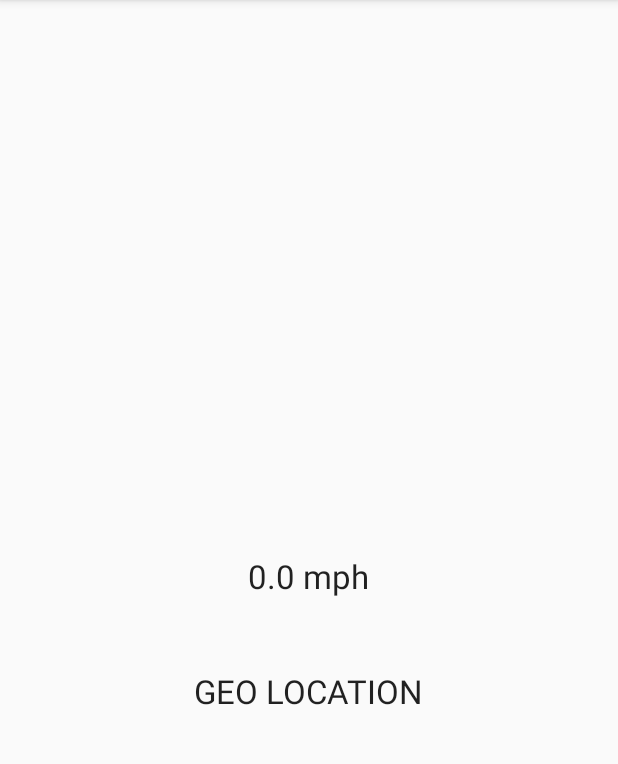
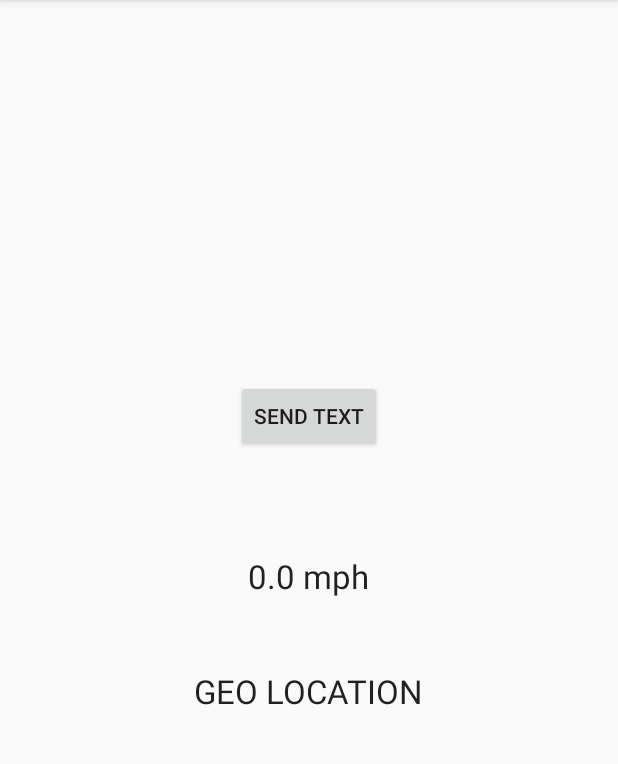
Before and after one commit to gadgettdx/thenewestangel, an Android app: the screen it shows after launch (MainActivity), on a phone screen of 412 x 824 dp, the part 84-848 px from its top. Run offline under Robolectric (Android 15) with nearby library versions, the phone set to English and light mode, and no system bars; 1 statement that could not run was skipped.

Commit message:
Added a text message feature that when you press the button it will send a text to Cliff and I with your geo location... Dont send too many or try to be funny with it SAM! lol

```diff
--- a/app/src/main/AndroidManifest.xml
+++ b/app/src/main/AndroidManifest.xml
@@ -4,6 +4,7 @@
     <uses-permission android:name="android.permission.ACCESS_FINE_LOCATION" />
     <uses-permission android:name="android.permission.INTERNET" />
     <uses-permission android:name="android.permission.ACCESS_COARSE_LOCATION" />
+    <uses-permission android:name="android.permission.SEND_SMS" />
 
     <application
         android:allowBackup="true"
--- a/app/src/main/res/layout/activity_main.xml
+++ b/app/src/main/res/layout/activity_main.xml
@@ -27,4 +27,13 @@
         android:layout_below="@+id/speed"
         android:layout_centerHorizontal="true"
         android:layout_marginTop="47dp" />
+
+    <Button
+        android:layout_width="wrap_content"
+        android:layout_height="wrap_content"
+        android:text="Send TEXT"
+        android:id="@+id/btnSendText"
+        android:layout_above="@+id/speed"
+        android:layout_centerHorizontal="true"
+        android:layout_marginBottom="68dp" />
 </RelativeLayout>
```
Also changed, not shown: app/src/main/java/com/example/johnoconnor/myapplication/MainActivity.java (+30 -1 lines).
